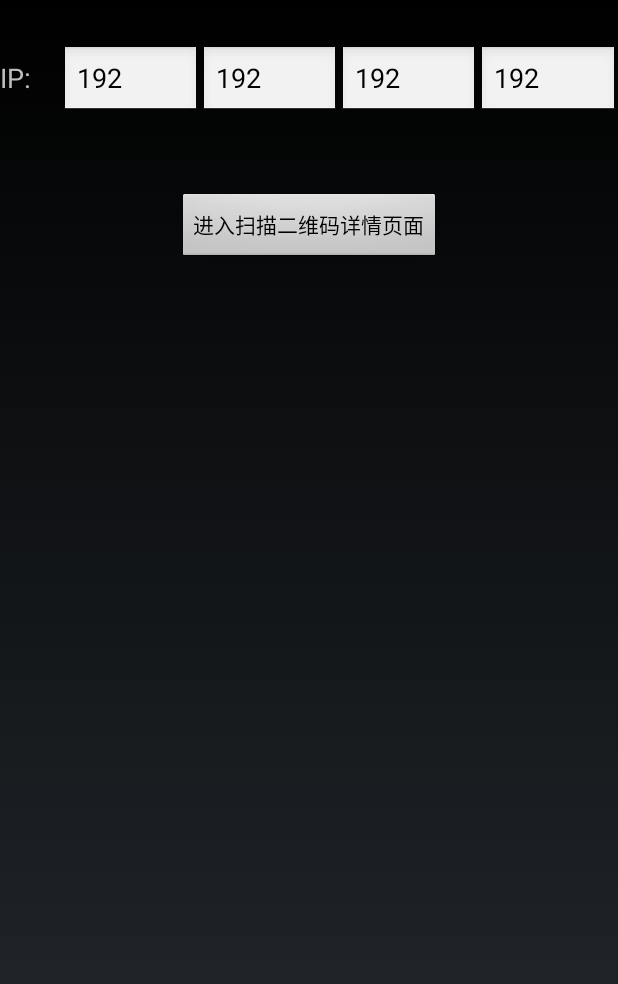
After one commit to huqiangqaq/QR_CodeScan, an Android app: the layout activity_login.xml on its own in the app's theme, with its tools: preview values and no code run, on a phone screen of 412 x 824 dp. The commit adds this screen. Shown: the top 984 px of the screen. Run offline under Robolectric (Android 15) with nearby library versions, the phone set to English and light mode, and no system bars.

```diff
--- a/app/build.gradle
+++ b/app/build.gradle
@@ -6,7 +6,7 @@ android {
 
     defaultConfig {
         applicationId "com.example.qr_codescan"
-        minSdkVersion 15
+        minSdkVersion 10
         targetSdkVersion 23
     }
 
--- a/app/src/main/java/com/example/qr_codescan/Constants.java
+++ b/app/src/main/java/com/example/qr_codescan/Constants.java
@@ -5,7 +5,7 @@ package com.example.qr_codescan;
  */
 public interface Constants {
     String LOGINURL = "http://192.168.1.51:8080/ichoice/loginController.do?checkuser";
-    String UPLOADPAHT_Start = "http://192.168.1.51:8080/ichoice/pdaController.do?startXieliang";
-    String UPLOADPATH_END = "http://192.168.1.51:8080/ichoice/pdaController.do?endXieliang";
+    String UPLOADPAHT_Start = "ichoice/pdaController.do?startXieliang";
+    String UPLOADPATH_END = "ichoice/pdaController.do?endXieliang";
     String URL = "http://192.168.1.51:8080/ichoice/systemUpgradeController.do?save";
 }
--- a/app/src/main/java/com/mining/app/zxing/decoding/DecodeHandler.java
+++ b/app/src/main/java/com/mining/app/zxing/decoding/DecodeHandler.java
@@ -96,9 +96,9 @@ final class DecodeHandler extends Handler {
       long end = System.currentTimeMillis();
       Log.d(TAG, "Found barcode (" + (end - start) + " ms):\n" + rawResult.toString());
       Message message = Message.obtain(activity.getHandler(), R.id.decode_succeeded, rawResult);
-      Bundle bundle = new Bundle();
-      bundle.putParcelable(DecodeThread.BARCODE_BITMAP, source.renderCroppedGreyscaleBitmap());
-      message.setData(bundle);
+//      Bundle bundle = new Bundle();
+//      bundle.putParcelable(DecodeThread.BARCODE_BITMAP, source.renderCroppedGreyscaleBitmap());
+//      message.setData(bundle);
       //Log.d(TAG, "Sending decode succeeded message...");
       message.sendToTarget();
     } else {
--- /dev/null
+++ b/app/src/main/res/layout/activity_login.xml
@@ -0,0 +1,62 @@
+<?xml version="1.0" encoding="utf-8"?>
+<LinearLayout xmlns:android="http://schemas.android.com/apk/res/android"
+    xmlns:tools="http://schemas.android.com/tools"
+    android:layout_width="match_parent"
+    android:layout_height="match_parent"
+    android:orientation="vertical"
+    tools:context="com.hq.android.zhlk_tv.LoginActivity">
+
+    <LinearLayout
+        android:layout_marginTop="30dp"
+        android:layout_width="match_parent"
+        android:layout_height="wrap_content"
+        android:orientation="horizontal">
+        <TextView
+            android:layout_width="wrap_content"
+            android:layout_height="wrap_content"
+            android:text="IP:"
+            android:textSize="18sp"/>
+        <EditText
+            android:layout_marginLeft="20dp"
+            android:id="@+id/ip1"
+            android:textSize="18sp"
+            android:layout_width="0dp"
+            android:layout_height="wrap_content"
+            android:layout_weight="1"
+            android:inputType="number"
+            android:text="192"/>
+        <EditText
+            android:id="@+id/ip2"
+            android:textSize="18sp"
+            android:layout_width="0dp"
+            android:layout_height="wrap_content"
+            android:layout_weight="1"
+            android:inputType="number"
+            android:text="192"/>
+        <EditText
+            android:id="@+id/ip3"
+            android:textSize="18sp"
+            android:layout_width="0dp"
+            android:layout_height="wrap_content"
+            android:layout_weight="1"
+            android:inputType="number"
+            android:text="192"/>
+        <EditText
+            android:id="@+id/ip4"
+            android:textSize="18sp"
+            android:layout_width="0dp"
+            android:layout_height="wrap_content"
+            android:layout_weight="1"
+            android:inputType="number"
+            android:text="192"/>
+    </LinearLayout>
+
+    <Button
+        android:layout_marginTop="50dp"
+        android:layout_gravity="center_horizontal"
+        android:layout_width="wrap_content"
+        android:layout_height="wrap_content"
+        android:text="进入扫描二维码详情页面"
+        android:id="@+id/access"/>
+
+</LinearLayout>
```
Also changed, not shown: app/src/main/AndroidManifest.xml (+10 -6 lines), app/src/main/java/com/example/qr_codescan/LoginActivity.java (added, +66 -0 lines), app/src/main/java/com/example/qr_codescan/MainActivity.java (+10 -2 lines), app/src/main/java/com/example/qr_codescan/MyApplication.java (added, +54 -0 lines), app/src/main/java/com/example/qr_codescan/PreferenceService.java (added, +84 -0 lines), 38 other files.
